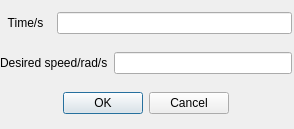
Old version of the form ui/commandwindow.ui in the repository BohdanMytnyk/neurocontroller.
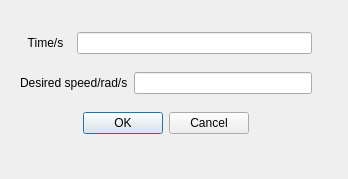
New version of the form.

```diff
--- a/ui/commandwindow.ui
+++ b/ui/commandwindow.ui
@@ -6,8 +6,8 @@
    <rect>
     <x>0</x>
     <y>0</y>
-    <width>294</width>
-    <height>129</height>
+    <width>348</width>
+    <height>179</height>
    </rect>
   </property>
   <property name="windowTitle">
@@ -16,8 +16,8 @@
   <widget class="QWidget" name="layoutWidget">
    <property name="geometry">
     <rect>
-     <x>0</x>
-     <y>0</y>
+     <x>20</x>
+     <y>20</y>
      <width>292</width>
      <height>128</height>
     </rect>
```
Left out of the diff: 41 changed lines with no effect on the pictures.
